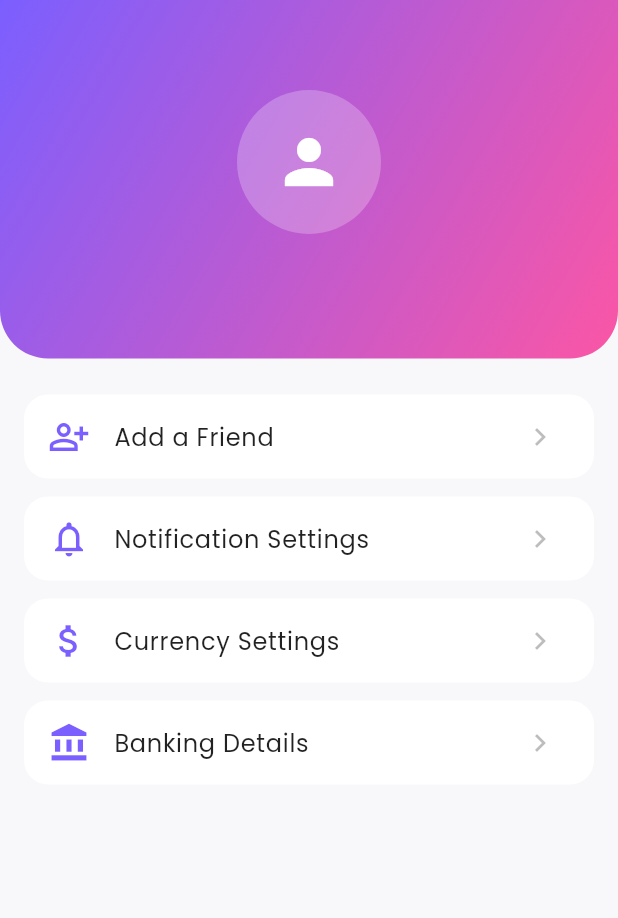
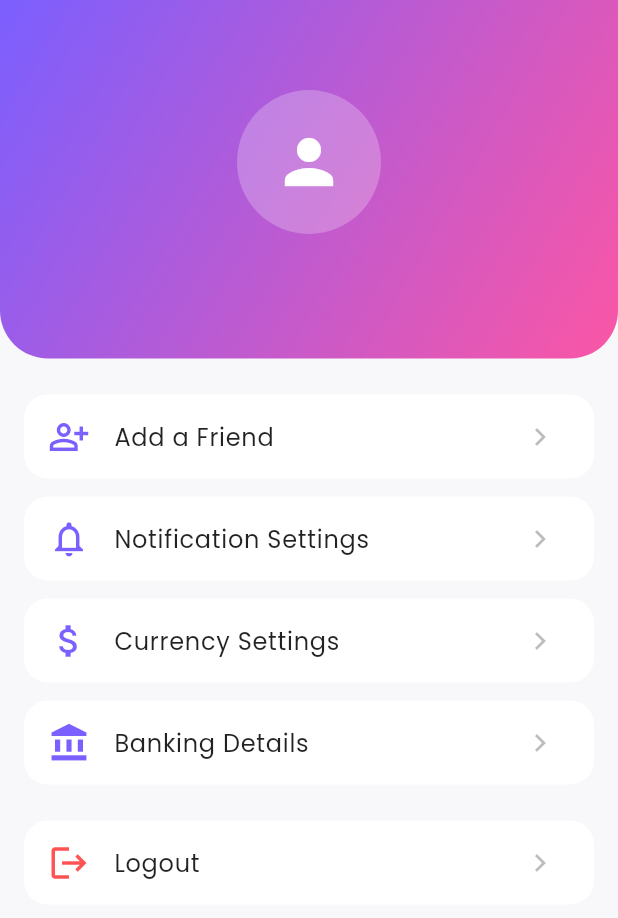
Before and after one commit to tanshurou/splitpal, a Flutter app: the ProfilePage screen opened directly, on a phone screen of 412 x 824 dp. Shown: the top 918 px of the screen. Run offline on Flutter 3.47's test engine with Material 3 defaults, Android fonts, the phone set to English and light mode, and no system bars; our stand-ins replace cloud_firestore, firebase_auth, firebase_core, firebase_messaging, firebase_storage, fl_chart and 4 more; accounts and stored records are empty.

Commit message:
logout button

```diff
--- a/lib/pages/profile_page.dart
+++ b/lib/pages/profile_page.dart
@@ -3,10 +3,12 @@
 import 'package:flutter/material.dart';
 import 'package:firebase_auth/firebase_auth.dart';
 import 'package:google_fonts/google_fonts.dart';
-import 'package:splitpal/pages/add_friend_page.dart';
-import 'package:splitpal/pages/banking_details_page.dart';
-import 'package:splitpal/pages/currency_settings_page.dart';
-import 'package:splitpal/pages/notification_settings_page.dart';
+
+import 'add_friend_page.dart';
+import 'banking_details_page.dart';
+import 'currency_settings_page.dart';
+import 'notification_settings_page.dart';
+import 'landing_page.dart'; // ← for logout navigation
 
 class ProfilePage extends StatelessWidget {
   const ProfilePage({super.key});
@@ -24,7 +26,7 @@ class ProfilePage extends StatelessWidget {
       backgroundColor: bgColor,
       body: Column(
         children: [
-          // HEADER
+          // ─── HEADER ─────────────────────────────
           Container(
             width: double.infinity,
             padding: const EdgeInsets.only(top: 60, bottom: 40),
@@ -56,7 +58,7 @@ class ProfilePage extends StatelessWidget {
             ),
           ),
 
-          // MENU (Manage Account removed)
+          // ─── MENU ───────────────────────────────
           Expanded(
             child: Padding(
               padding: const EdgeInsets.symmetric(horizontal: 16, vertical: 24),
@@ -113,6 +115,21 @@ class ProfilePage extends StatelessWidget {
                           ),
                         ),
                   ),
+
+                  // ─── LOGOUT ─────────────────────────
+                  const SizedBox(height: 24),
+                  _ProfileTile(
+                    icon: Icons.logout,
+                    label: 'Logout',
+                    iconColor: Colors.redAccent,
+                    onTap: () async {
+                      await FirebaseAuth.instance.signOut();
+                      Navigator.of(context).pushAndRemoveUntil(
+                        MaterialPageRoute(builder: (_) => const LandingPage()),
+                        (route) => false,
+                      );
+                    },
+                  ),
                 ],
               ),
             ),
```
